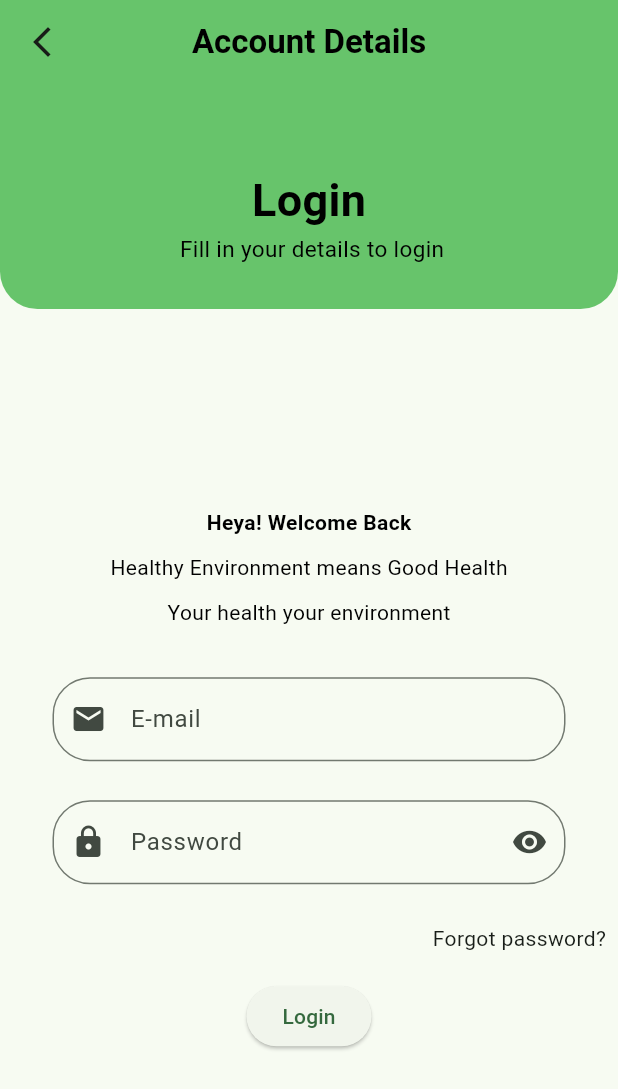
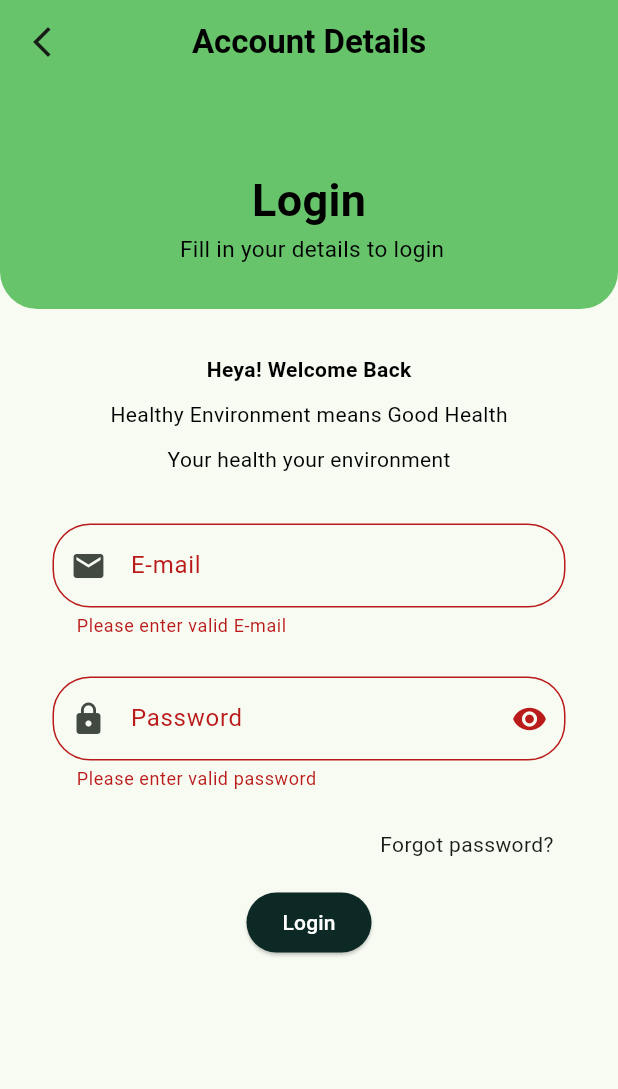
Before and after one commit to eameka/project, a Flutter app: the MyHouseLogin screen opened directly, after a tap on "Login", on a phone screen of 412 x 824 dp. Shown: the top 1089 px of the screen. Run offline on Flutter 3.47's test engine with Material 3 defaults, Android fonts, the phone set to English and light mode, and no system bars; our stand-ins replace animated_splash_screen, cloud_firestore, firebase_auth, firebase_core, get, google_maps_flutter and 2 more; missing offline and left inert: flutter_inappwebview, overlay_loading_progress; accounts and stored records are empty.

Commit message:
Commit Validation Implementation

```diff
--- a/lib/screens/household/profile/houselogin.dart
+++ b/lib/screens/household/profile/houselogin.dart
@@ -21,6 +21,29 @@ class _MyHouseLoginState extends State<MyHouseLogin> {
   bool passwordVisible = false;
   final _mailController = TextEditingController();
   final _passwordController = TextEditingController();
+  bool hidePassword = false;
+
+  final formKey = GlobalKey<FormState>();
+
+  AutovalidateMode autoValidateMode = AutovalidateMode.disabled;
+
+  bool validateAndSave() {
+    final form = formKey.currentState;
+    if (form!.validate()) {
+      form.save();
+
+      setState(() {
+        autoValidateMode = AutovalidateMode.disabled;
+      });
+
+      return true;
+    } else {
+      setState(() {
+        autoValidateMode = AutovalidateMode.onUserInteraction;
+      });
+      return false;
+    }
+  }
 
   @override
   void initState() {
@@ -94,13 +117,15 @@ class _MyHouseLoginState extends State<MyHouseLogin> {
           ),
         ),
       ),
-      body: Column(
+      body: SingleChildScrollView(
+        child: Column(
           mainAxisAlignment: MainAxisAlignment.center,
           children: [
-          const SizedBox(height: 10),
+            const SizedBox(height: 30),
             const Text(
               'Heya! Welcome Back',
-            style: TextStyle(fontWeight: FontWeight.bold, color: Colors.black),
+              style:
+                  TextStyle(fontWeight: FontWeight.bold, color: Colors.black),
             ),
             const SizedBox(height: 10),
             const Text(
@@ -113,6 +138,11 @@ class _MyHouseLoginState extends State<MyHouseLogin> {
               style: TextStyle(color: Colors.black),
             ),
             const SizedBox(height: 25),
+            Form(
+              key: formKey,
+              autovalidateMode: autoValidateMode,
+              child: Column(
+                children: [
                   Padding(
                     padding: const EdgeInsets.only(
                         top: 8.0, bottom: 8.0, left: 35.0, right: 35.0),
@@ -140,7 +170,7 @@ class _MyHouseLoginState extends State<MyHouseLogin> {
                     padding: const EdgeInsets.only(
                         top: 8.0, bottom: 8.0, left: 35.0, right: 35.0),
                     child: TextFormField(
-              obscureText: true,
+                      obscureText: passwordVisible,
                       controller: _passwordController,
                       decoration: InputDecoration(
                           prefixIcon: const Icon(Icons.lock),
@@ -171,14 +201,19 @@ class _MyHouseLoginState extends State<MyHouseLogin> {
                     ),
                   ),
                   const SizedBox(height: 10),
-          Row(
+                  Padding(
+                    padding: const EdgeInsets.symmetric(
+                      horizontal: 35,
+                    ),
+                    child: Row(
                       mainAxisAlignment: MainAxisAlignment.end,
                       children: [
                         GestureDetector(
                             onTap: () => Navigator.push(
                                 context,
                                 MaterialPageRoute(
-                        builder: (context) => const ForgotPasswordScreen(),
+                                  builder: (context) =>
+                                      const ForgotPasswordScreen(),
                                 )),
                             child: const Padding(
                               padding: EdgeInsets.all(8.0),
@@ -186,19 +221,54 @@ class _MyHouseLoginState extends State<MyHouseLogin> {
                             )),
                       ],
                     ),
+                  ),
                   const SizedBox(height: 10),
                   ElevatedButton(
-            onPressed: _login,
-            child: const Text('Login'),
+                    onPressed: () {
+                      if (validateAndSave()) {
+                        _login();
+                      }
+                    },
+                    style: ButtonStyle(
+                      backgroundColor: WidgetStateProperty.all<Color>(
+                        Color(0Xff0C2925),
+                      ),
+                    ),
+                    child: const Text(
+                      'Login',
+                      style: TextStyle(color: Colors.white),
+                    ),
                   ),
                 ],
+              ),
+            ),
+          ],
+        ),
       ),
     );
   }
 
   _login() async {
+    OverlayLoadingProgress.start(
+      context,
+      barrierDismissible: true,
+      widget: Container(
+        height: 100,
+        width: 100,
+        decoration: BoxDecoration(
+          color: Colors.black38,
+          borderRadius: BorderRadius.circular(15),
+        ),
+        child: const Center(
+          child: CircularProgressIndicator(
+            color: Colors.white,
+          ),
+        ),
+      ),
+    );
     final user = await _auth.loginUserWithEmailAndPassword(
         _mailController.text, _passwordController.text);
+
     if (user != null) {
       QuickAlert.show(
         context: context,
@@ -209,7 +279,15 @@ class _MyHouseLoginState extends State<MyHouseLogin> {
         context,
         MaterialPageRoute(
           builder: (context) => const Settings(),
-          ));
+        ),
+      );
+    } else {
+      QuickAlert.show(
+        context: context,
+        type: QuickAlertType.error,
+        text: 'Invalid credentials',
+      );
+      OverlayLoadingProgress.stop();
     }
   }
 }
```
Also changed, not shown: lib/register.dart (+54 -6 lines), 6 other files. Lines whose indentation alone changed are shown as unchanged.
